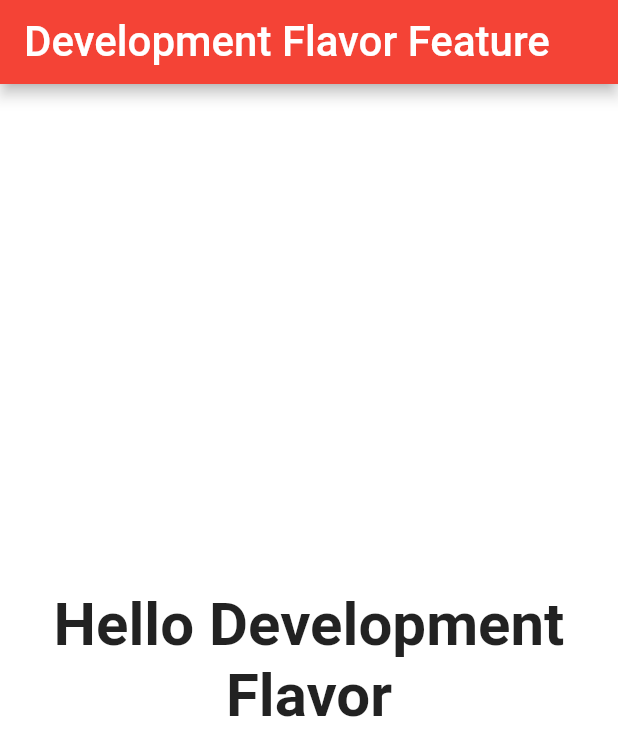
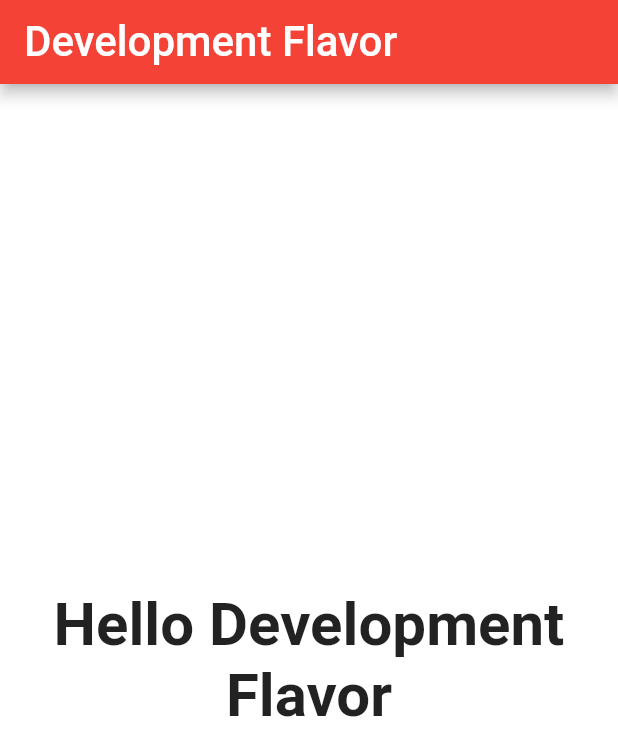
Before and after one commit to MohamedAfify5112001/flutter_flavor_demo_app, a Flutter app: the screen it shows after launch, on a phone screen of 412 x 824 dp. Shown: the top 756 px of the screen. Run offline on Flutter 3.47's test engine with Material 2 defaults, Android fonts, the light colour scheme and no system bars.

Commit message:
New Commit in View Screen other

```diff
--- a/lib/flavor_screen/flavor_screen.dart
+++ b/lib/flavor_screen/flavor_screen.dart
@@ -13,8 +13,8 @@ class FlavorScreen extends StatelessWidget {
             FlavorConfig.appFlavor == Flavor.dev ? Colors.red : Colors.purple,
         title: Text(
           FlavorConfig.appFlavor == Flavor.dev
-              ? 'Development Flavor Feature'
-              : 'Production Flavor Feature',
+              ? 'Development Flavor'
+              : 'Production Flavor',
           style: Theme.of(context)
               .textTheme
               .titleLarge
```
